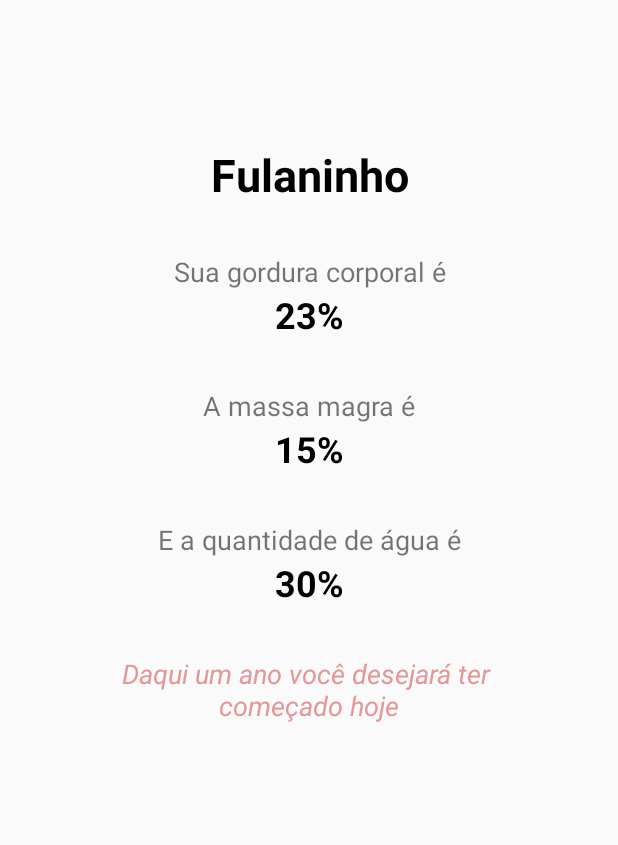
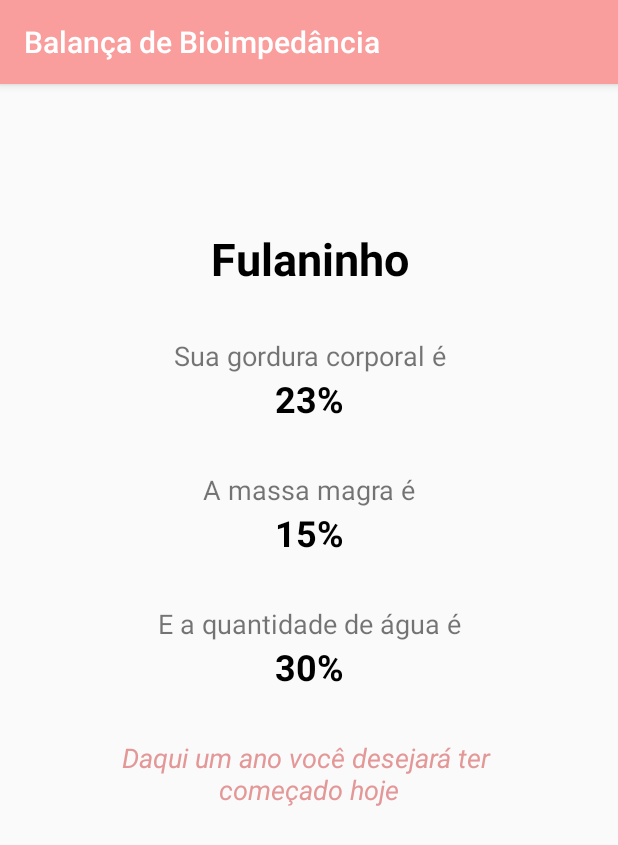
Before and after one commit to newtonbeck/balanca-bioimpedancia, an Android app: the ResultadoActivity screen opened directly, with no data from a screen before it, on a phone screen of 412 x 824 dp. Shown: the top 845 px of the screen. Run offline under Robolectric (Android 15) with nearby library versions, the phone set to English and light mode, and no system bars; 4 statements that could not run were skipped.

Commit message:
Liga todas as telas

```diff
--- a/app/src/main/AndroidManifest.xml
+++ b/app/src/main/AndroidManifest.xml
@@ -16,10 +16,7 @@
                 <category android:name="android.intent.category.LAUNCHER" />
             </intent-filter>
         </activity>
-        <activity
-            android:name=".ResultadoActivity"
-            android:label="@string/title_activity_resultado"
-            android:theme="@style/AppTheme.NoActionBar" />
+        <activity android:name=".ResultadoActivity" />
         <activity android:name=".InicioDeMedicaoActivity"></activity>
     </application>
 
--- a/app/src/main/java/br/edu/ufabc/balancadeimpedancia/ResultadoActivity.java
+++ b/app/src/main/java/br/edu/ufabc/balancadeimpedancia/ResultadoActivity.java
@@ -6,13 +6,40 @@ import android.support.design.widget.Snackbar;
 import android.support.v7.app.AppCompatActivity;
 import android.support.v7.widget.Toolbar;
 import android.view.View;
+import android.widget.TextView;
+
+import org.w3c.dom.Text;
+
+import java.io.Serializable;
+
+import br.edu.ufabc.balancadeimpedancia.modelo.Medicao;
 
 public class ResultadoActivity extends AppCompatActivity {
+
+    private TextView nome;
+
+    private TextView gordura;
+
+    private TextView massaMagra;
+
+    private TextView agua;
 
     @Override
     protected void onCreate(Bundle savedInstanceState) {
         super.onCreate(savedInstanceState);
         setContentView(R.layout.activity_resultado);
+
+        nome = (TextView) findViewById(R.id.nome);
+        gordura = (TextView) findViewById(R.id.gordura);
+        massaMagra = (TextView) findViewById(R.id.massaMagra);
+        agua = (TextView) findViewById(R.id.agua);
+
+        Medicao medicao = (Medicao) getIntent().getSerializableExtra("medicao");
+
+        nome.setText(medicao.getPessoa().getNome());
+        gordura.setText(String.format("%,.2f", medicao.getPorcentagemDeGordura()) + "%");
+        massaMagra.setText(String.format("%,.2f", medicao.getPorcentagemDeMassaMagra()) + "%");
+        agua.setText(String.format("%,.2f", medicao.getPorcentagemDeAgua()) + "%");
     }
 
 }
--- a/app/src/main/java/br/edu/ufabc/balancadeimpedancia/modelo/Pessoa.java
+++ b/app/src/main/java/br/edu/ufabc/balancadeimpedancia/modelo/Pessoa.java
@@ -1,10 +1,12 @@
 package br.edu.ufabc.balancadeimpedancia.modelo;
+
+import java.io.Serializable;
 
 /**
  * Created by newtonangelini on 27/11/17.
  */
 
-public class Pessoa {
+public class Pessoa implements Serializable {
 
     public enum Sexo {
         MASCULINO, FEMININO;
--- a/app/src/main/res/layout/activity_resultado.xml
+++ b/app/src/main/res/layout/activity_resultado.xml
@@ -12,6 +12,7 @@
         android:orientation="vertical">
 
         <TextView
+            android:id="@+id/nome"
             android:text="Fulaninho"
             android:layout_width="match_parent"
             android:layout_height="wrap_content"
@@ -30,6 +31,7 @@
             android:gravity="center"/>
 
         <TextView
+            android:id="@+id/gordura"
             android:text="23%"
             android:layout_width="match_parent"
             android:layout_height="wrap_content"
@@ -47,6 +49,7 @@
             android:gravity="center"/>
 
         <TextView
+            android:id="@+id/massaMagra"
             android:text="15%"
             android:layout_width="match_parent"
             android:layout_height="wrap_content"
@@ -64,6 +67,7 @@
             android:gravity="center"/>
 
         <TextView
+            android:id="@+id/agua"
             android:text="30%"
             android:layout_width="match_parent"
             android:layout_height="wrap_content"
--- a/app/src/main/res/values/strings.xml
+++ b/app/src/main/res/values/strings.xml
@@ -1,4 +1,10 @@
 <resources>
     <string name="app_name">Balança de Bioimpedância</string>
     <string name="title_activity_resultado">ResultadoActivity</string>
+
+    <string-array name="sexo">
+        <item>Sexo</item>
+        <item>FEMININO</item>
+        <item>MASCULINO</item>
+    </string-array>
 </resources>
--- a/build.gradle
+++ b/build.gradle
@@ -5,7 +5,7 @@ buildscript {
         jcenter()
     }
     dependencies {
-        classpath 'com.android.tools.build:gradle:2.3.3'
+        classpath 'com.android.tools.build:gradle:3.0.1'
 
         // NOTE: Do not place your application dependencies here; they belong
         // in the individual module build.gradle files
```
Also changed, not shown: app/src/main/java/br/edu/ufabc/balancadeimpedancia/FormularioActivity.java (+18 -2 lines), app/src/main/java/br/edu/ufabc/balancadeimpedancia/InicioDeMedicaoActivity.java (+12 -0 lines), app/src/main/java/br/edu/ufabc/balancadeimpedancia/modelo/Medicao.java (+6 -1 lines), app/src/main/res/layout/activity_formulario.xml (+13 -14 lines), app/src/main/res/layout/activity_inicio_de_medicao.xml (+5 -5 lines), gradle/wrapper/gradle-wrapper.properties.
